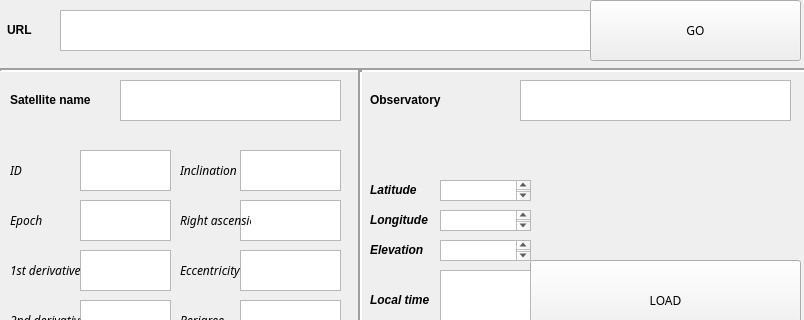
First picture: the form in mainwindow.ui, repository KingsleyOteng/orbitaldynamics-gui, before the edit; both pictures show x 0 to 804 and y 0 to 320 of the 804 by 562 pixel window.
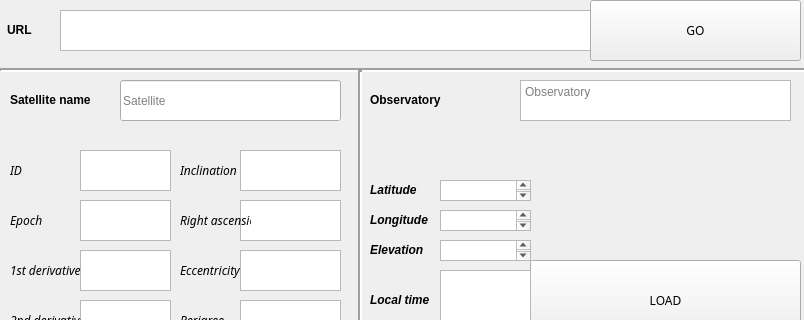
Second picture: the form after the edit.

```diff
--- a/mainwindow.ui
+++ b/mainwindow.ui
@@ -325,16 +325,6 @@
      <enum>Qt::Horizontal</enum>
     </property>
    </widget>
-   <widget class="QTextEdit" name="textEdit_11">
-    <property name="geometry">
-     <rect>
-      <x>120</x>
-      <y>80</y>
-      <width>221</width>
-      <height>41</height>
-     </rect>
-    </property>
-   </widget>
    <widget class="QTextEdit" name="inclination_box_2">
     <property name="geometry">
      <rect>
@@ -920,6 +910,9 @@
       <height>41</height>
      </rect>
     </property>
+    <property name="placeholderText">
+     <string>Observatory</string>
+    </property>
    </widget>
    <widget class="QTextEdit" name="location_box_6">
     <property name="geometry">
@@ -931,6 +924,19 @@
      </rect>
     </property>
    </widget>
+   <widget class="QLineEdit" name="SatNameEdit">
+    <property name="geometry">
+     <rect>
+      <x>120</x>
+      <y>80</y>
+      <width>221</width>
+      <height>41</height>
+     </rect>
+    </property>
+    <property name="placeholderText">
+     <string>Satellite</string>
+    </property>
+   </widget>
   </widget>
   <widget class="QMenuBar" name="menubar">
    <property name="geometry">
```
